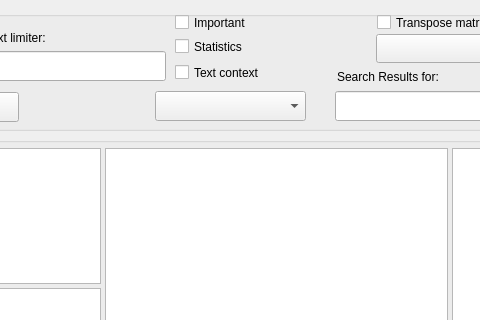
Old version of the form GUI_UIs/ui_dialog_report_codings.ui in the repository ccbogel/QualCoder; both pictures show x 266 to 746 and y 0 to 320 of the 1085 by 580 pixel window.
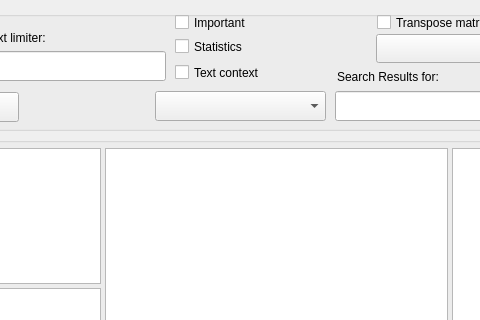
New version of the form.

What changed in the file:
```diff
--- a/GUI_UIs/ui_dialog_report_codings.ui
+++ b/GUI_UIs/ui_dialog_report_codings.ui
@@ -235,7 +235,7 @@
        <rect>
         <x>410</x>
         <y>80</y>
-        <width>151</width>
+        <width>171</width>
         <height>30</height>
        </rect>
       </property>
```
